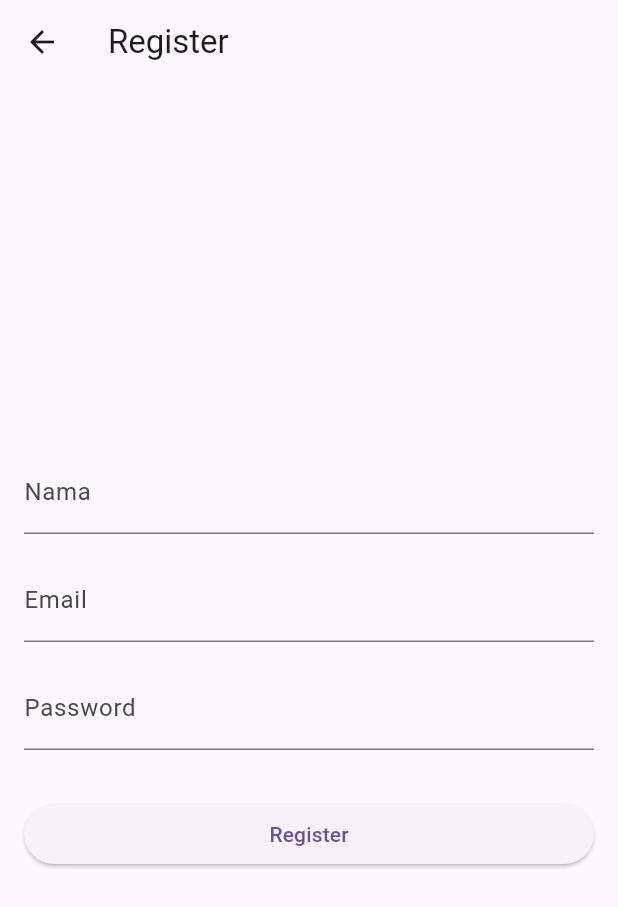
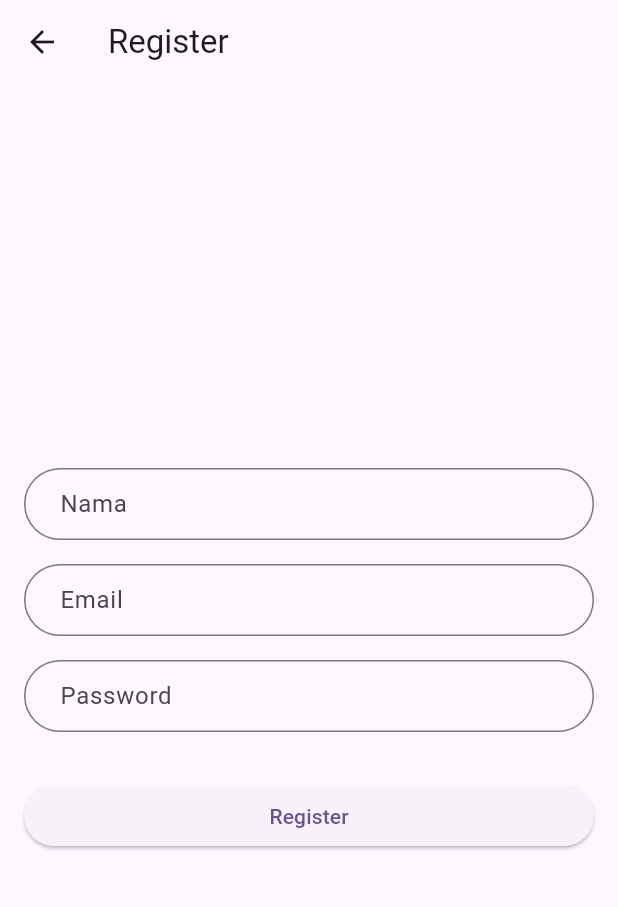
Before and after one commit to putramkti/projek-akhir-tpm, a Flutter app: the screen it shows after launch, after a tap on "Belum punya akun? Daftar disini", on a phone screen of 412 x 824 dp. Shown: the top 907 px of the screen. Run offline on Flutter 3.47's test engine with Material 3 defaults, Android fonts, the phone set to English and light mode, and no system bars; our stand-ins replace carousel_slider, hive, hive_flutter, shared_preferences; accounts and stored records are empty; network calls fail.

Commit message:
Second Commit

```diff
--- a/lib/main.dart
+++ b/lib/main.dart
@@ -1,9 +1,7 @@
 import 'package:flutter/material.dart';
 import 'package:hive_flutter/adapters.dart';
 import 'package:projek_akhir_tpm/models/user.dart';
-import 'package:projek_akhir_tpm/screens/home.dart';
 import 'package:projek_akhir_tpm/screens/login.dart';
-import 'package:projek_akhir_tpm/screens/register.dart';
 import 'models/favorit_hp.dart';
 
 void main() async {
--- a/lib/screens/login.dart
+++ b/lib/screens/login.dart
@@ -55,11 +55,18 @@ class _LoginPageState extends State<LoginPage> {
             crossAxisAlignment: CrossAxisAlignment.stretch,
             mainAxisAlignment: MainAxisAlignment.center,
             children: <Widget>[
+              Image.asset(
+                "assets/logo.png",
+                height: 200,
+              ),
               TextFormField(
                 controller: _emailController,
                 decoration: InputDecoration(
                   labelText: 'Email',
                   errorText: _emailError,
+                  contentPadding: EdgeInsets.fromLTRB(20.0, 10.0, 20.0, 10.0),
+                  border: OutlineInputBorder(
+                      borderRadius: BorderRadius.circular(32.0)),
                 ),
                 onChanged: (_) {
                   setState(() {
@@ -76,7 +83,12 @@ class _LoginPageState extends State<LoginPage> {
               SizedBox(height: 16.0),
               TextFormField(
                 controller: _passwordController,
-                decoration: InputDecoration(labelText: 'Password'),
+                decoration: InputDecoration(
+                  labelText: 'Password',
+                  contentPadding: EdgeInsets.fromLTRB(20.0, 10.0, 20.0, 10.0),
+                  border: OutlineInputBorder(
+                      borderRadius: BorderRadius.circular(32.0)),
+                ),
                 obscureText: true,
                 validator: (value) {
                   if (value!.isEmpty) {
@@ -96,10 +108,12 @@ class _LoginPageState extends State<LoginPage> {
                     // Baca data user dari Hive
                     var box = await Hive.openBox<User>('userBox');
                     var userr = box.values;
-                    var user = userr.firstWhereOrNull((user) => user.email == email);
+                    var user =
+                        userr.firstWhereOrNull((user) => user.email == email);
 
                     if (user != null && user.password == password) {
-                      SharedPreferences prefs = await SharedPreferences.getInstance();
+                      SharedPreferences prefs =
+                          await SharedPreferences.getInstance();
                       prefs.setBool("isLogin", true);
                       prefs.setString("email", email);
 
@@ -121,7 +135,9 @@ class _LoginPageState extends State<LoginPage> {
                 },
                 child: Text('Login'),
               ),
-              SizedBox(height: 16.0), // Tambahkan jarak antara tombol Login dan teks atau tombol Register
+              SizedBox(
+                  height:
+                      16.0), // Tambahkan jarak antara tombol Login dan teks atau tombol Register
               TextButton(
                 onPressed: () {
                   // Navigasi ke halaman registrasi
--- a/lib/screens/register.dart
+++ b/lib/screens/register.dart
@@ -1,4 +1,3 @@
-// register_page.dart
 import 'package:collection/collection.dart';
 import 'package:flutter/material.dart';
 import 'package:hive/hive.dart';
@@ -34,7 +33,12 @@ class _RegisterPageState extends State<RegisterPage> {
             children: <Widget>[
               TextFormField(
                 controller: _nameController,
-                decoration: InputDecoration(labelText: 'Nama'),
+                decoration: InputDecoration(
+                  labelText: 'Nama',
+                  contentPadding: EdgeInsets.fromLTRB(20.0, 10.0, 20.0, 10.0),
+                  border: OutlineInputBorder(
+                      borderRadius: BorderRadius.circular(32.0)),
+                ),
                 validator: (value) {
                   if (value!.isEmpty) {
                     return 'Nama tidak boleh kosong';
@@ -45,7 +49,12 @@ class _RegisterPageState extends State<RegisterPage> {
               SizedBox(height: 16.0),
               TextFormField(
                 controller: _emailController,
-                decoration: InputDecoration(labelText: 'Email'),
+                decoration: InputDecoration(
+                  labelText: 'Email',
+                  contentPadding: EdgeInsets.fromLTRB(20.0, 10.0, 20.0, 10.0),
+                  border: OutlineInputBorder(
+                      borderRadius: BorderRadius.circular(32.0)),
+                ),
                 onChanged: (_) {
                   setState(() {
                     _emailError = null; // Reset pesan kesalahan email
@@ -67,7 +76,12 @@ class _RegisterPageState extends State<RegisterPage> {
               SizedBox(height: 16.0),
               TextFormField(
                 controller: _passwordController,
-                decoration: InputDecoration(labelText: 'Password'),
+                decoration: InputDecoration(
+                  labelText: 'Password',
+                  contentPadding: EdgeInsets.fromLTRB(20.0, 10.0, 20.0, 10.0),
+                  border: OutlineInputBorder(
+                      borderRadius: BorderRadius.circular(32.0)),
+                ),
                 obscureText: true,
                 validator: (value) {
                   if (value!.isEmpty) {
@@ -92,7 +106,8 @@ class _RegisterPageState extends State<RegisterPage> {
 
                     var existingUsers = box.values.toList();
                     print('Isi UserBox: ${box.values.toList()}');
-                    var existingUser = existingUsers.firstWhereOrNull((user) => user.email == email);
+                    var existingUser = existingUsers
+                        .firstWhereOrNull((user) => user.email == email);
                     if (existingUser != null) {
                       setState(() {
                         _emailError = 'Email sudah terdaftar';
--- a/pubspec.yaml
+++ b/pubspec.yaml
@@ -68,6 +68,8 @@ flutter:
   # the material Icons class.
   uses-material-design: true
 
+  assets:
+    - assets/logo.png
   # To add assets to your application, add an assets section, like this:
   # assets:
   #   - images/a_dot_burr.jpeg
```
Also changed, not shown: lib/screens/detail_brand.dart (+10 -4 lines), lib/screens/favorites.dart (+8 -10 lines), lib/screens/user.dart (+6 -3 lines), lib/services/favorit_service.dart (+7 -0 lines), assets/logo.png (added).
